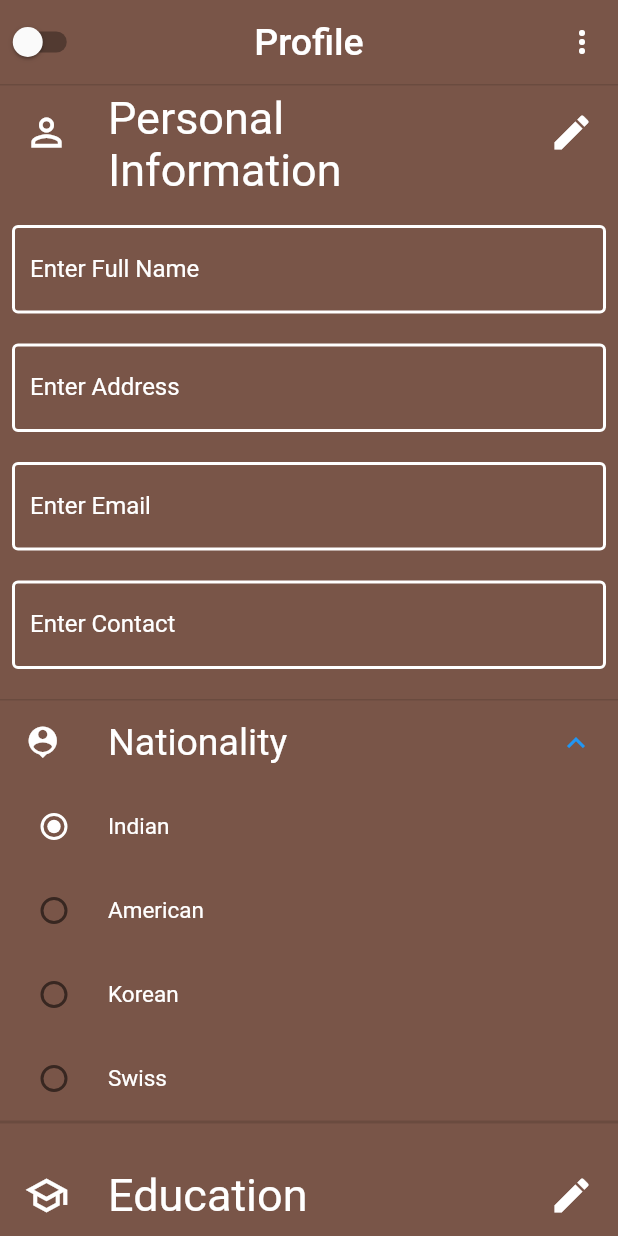
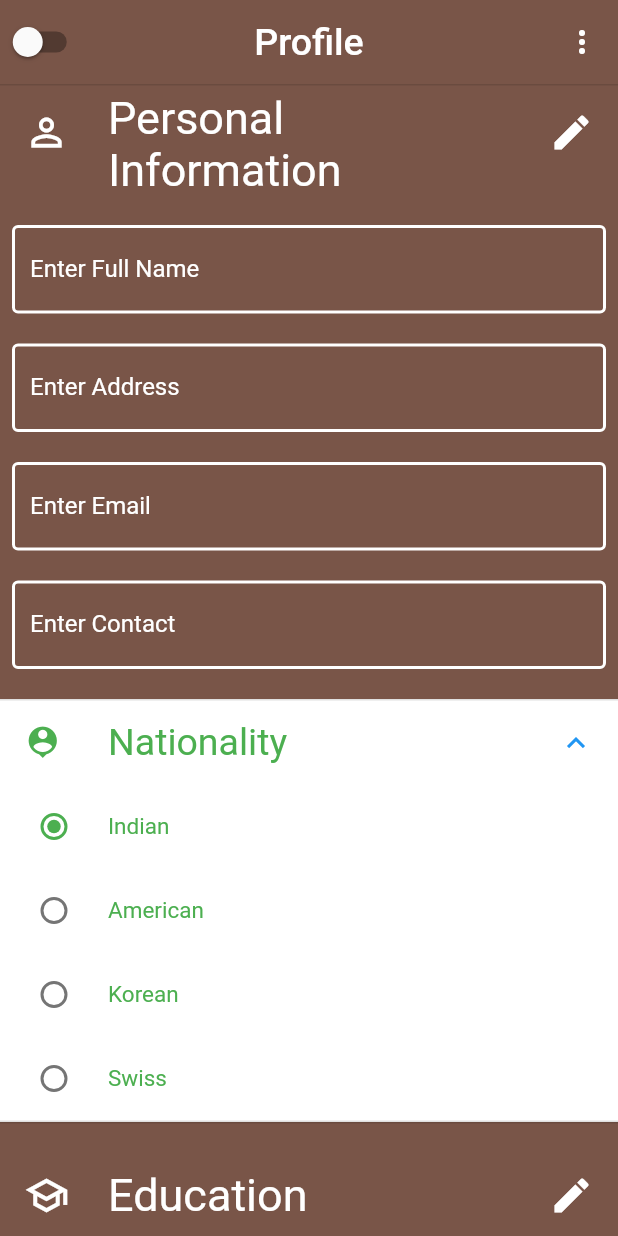
Before and after one commit to VivekTailor19/resume_builder, a Flutter app: the Profile screen opened by its route, after a tap on "Personal Information", after a tap on "Nationality", after a tap on "Indian", on a phone screen of 412 x 824 dp. Run offline on Flutter 3.47's test engine with Material 2 defaults, Android fonts, the phone set to English and light mode, and no system bars.

Commit message:
using flutter built resume

```diff
--- a/lib/profile.dart
+++ b/lib/profile.dart
@@ -173,33 +173,39 @@ class _ProfileState extends State<Profile> {
                           )),
                     ),
                   ),
-                  ExpansionTile(
-                      leading: Icon(Icons.location_history,size: 25,color: Colors.white),
-                      title: Text("Nationality",style: TextStyle(color: Colors.white,fontSize: 25)),
+                  Container(color: Colors.white,
+                    child:ExpansionTile(
+                      //backgroundColor: Colors.green.shade50,
+                      collapsedIconColor: Colors.red,
+                      collapsedBackgroundColor: Colors.green.shade50,
+
+                      leading: Icon(Icons.location_history,size: 25,color: Colors.green),
+                      title: Text("Nationality",style: TextStyle(color: Colors.green,fontSize: 25)),
                       children: [
                         RadioListTile(value: "Indian", groupValue: country, onChanged: (value) {
                           setState(() {
                             country = value!;
                           });},
-                    title: Text("Indian",style: TextStyle(fontSize: 15,color: Colors.white)),activeColor: Colors.white),
+                            title: Text("Indian",style: TextStyle(fontSize: 15,color: Colors.green)),activeColor: Colors.green),
                         RadioListTile(value: "American", groupValue: country, onChanged: (value) {
                           setState(() {
                             country = value!;
                           });},
-                    title: Text("American",style: TextStyle(fontSize: 15,color: Colors.white),),activeColor: Colors.white),
+                            title: Text("American",style: TextStyle(fontSize: 15,color: Colors.green),),activeColor: Colors.green),
                         RadioListTile(value: "Korean", groupValue: country, onChanged: (value) {
                           setState(() {
                             country = value!;
                           });},
-                    title: Text("Korean",style: TextStyle(fontSize: 15,color: Colors.white)),activeColor: Colors.white),
+                            title: Text("Korean",style: TextStyle(fontSize: 15,color: Colors.green)),activeColor: Colors.green),
                         RadioListTile(value: "Swiss", groupValue: country, onChanged: (value) {
                           setState(() {
                             country = value!;
                           });},
-                    title: Text("Swiss",style: TextStyle(fontSize: 15,color: Colors.white)),activeColor: Colors.white),
+                            title: Text("Swiss",style: TextStyle(fontSize: 15,color: Colors.green)),activeColor: Colors.green),
 
 
-                  ],)
+                      ],),
+                  )
                 ],
               ),
 
```
Lines whose indentation alone changed are shown as unchanged.
